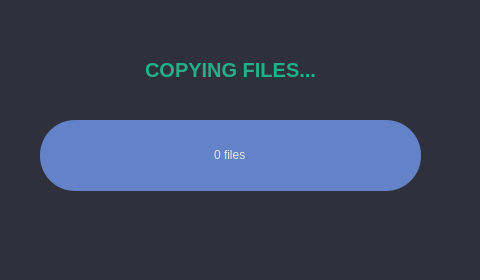
The window that src/Stacked_AlphaCopy_app/mainwindow.ui (ozzysp/AlphaCopy) describes before a commit, drawn with Qt 5.
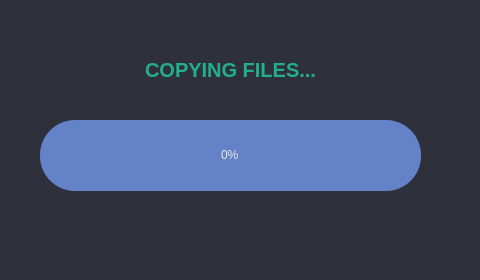
The same window after the commit. The open tabs and pages were chosen to show the change.

```diff
--- a/src/Stacked_AlphaCopy_app/mainwindow.ui
+++ b/src/Stacked_AlphaCopy_app/mainwindow.ui
@@ -466,11 +466,14 @@
         <property name="minimum">
          <number>0</number>
         </property>
+        <property name="maximum">
+         <number>8</number>
+        </property>
         <property name="value">
          <number>0</number>
         </property>
         <property name="format">
-         <string>%p files</string>
+         <string>%p%</string>
         </property>
        </widget>
       </widget>
```
Left out of the diff: 3 changed lines with no effect on the pictures.
